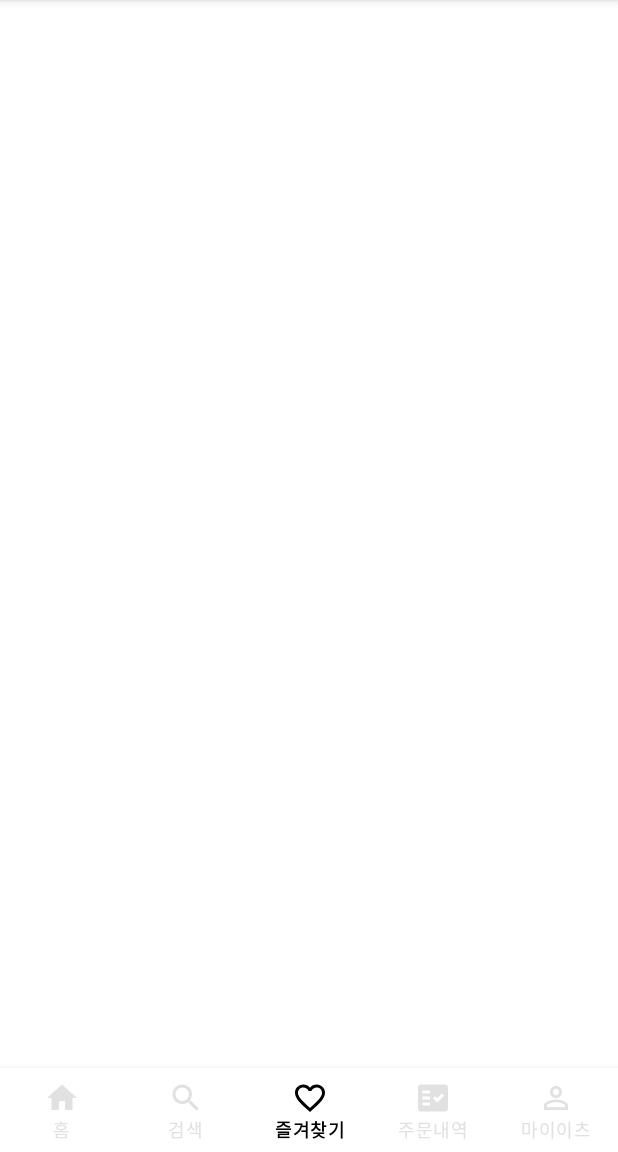
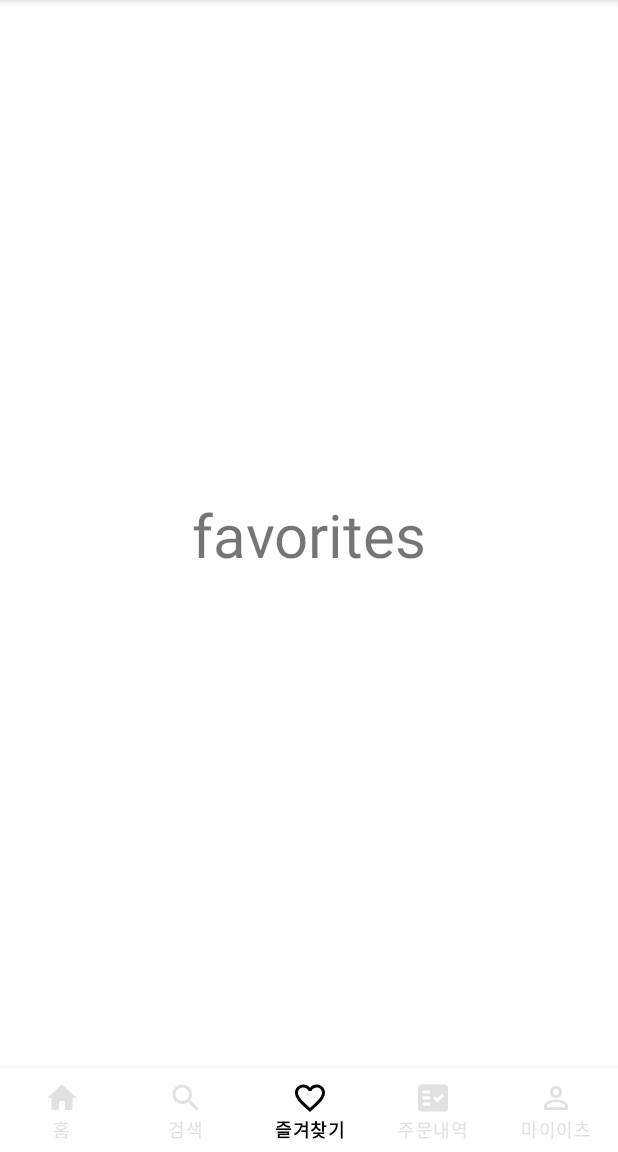
Before and after one commit to ksi05503/coupang-eats-clone-android-front, an Android app: the screen it shows after launch (MainActivity), item 3 of the bottom bar chosen, on a phone screen of 412 x 824 dp, the part 84-1236 px from its top. Run offline under Robolectric (Android 15) with nearby library versions, the phone set to English and light mode, and no system bars.

Commit message:
프래그먼트 분리 [홈,검색,즐겨찾기,주문내역,마이이츠]

```diff
--- a/app/src/main/java/com/example/risingtest/src/main/MainActivity.kt
+++ b/app/src/main/java/com/example/risingtest/src/main/MainActivity.kt
@@ -3,10 +3,64 @@ package com.example.risingtest.src.main
 import androidx.appcompat.app.AppCompatActivity
 import android.os.Bundle
 import com.example.risingtest.R
+import com.example.risingtest.config.BaseActivity
+import com.example.risingtest.databinding.ActivityMainBinding
+import com.example.risingtest.src.main.favorites.FavoritesFragment
+import com.example.risingtest.src.main.home.HomeFragment
+import com.example.risingtest.src.main.myeats.MyEatsFragment
+import com.example.risingtest.src.main.orders.OrdersFragment
+import com.example.risingtest.src.main.search.SearchFragment
+import com.google.android.material.bottomnavigation.BottomNavigationView
 
-class MainActivity : AppCompatActivity() {
+class MainActivity: BaseActivity<ActivityMainBinding>(ActivityMainBinding::inflate){
     override fun onCreate(savedInstanceState: Bundle?) {
         super.onCreate(savedInstanceState)
-        setContentView(R.layout.activity_main)
+        supportFragmentManager.beginTransaction().replace(R.id.main_frm, HomeFragment()).commitAllowingStateLoss()
+        binding.mainBtmNav.setOnNavigationItemSelectedListener(
+            BottomNavigationView.OnNavigationItemSelectedListener { item ->
+                when (item.itemId) {
+                    R.id.menu_main_btm_nav_home -> {
+                        supportFragmentManager.beginTransaction()
+                            .replace(R.id.main_frm, HomeFragment())
+                            .commitAllowingStateLoss()
+                        return@OnNavigationItemSelectedListener true
+                    }
+                    R.id.menu_main_btm_nav_search -> {
+                        supportFragmentManager.beginTransaction()
+                            .replace(R.id.main_frm, SearchFragment())
+                            .commitAllowingStateLoss()
+                        return@OnNavigationItemSelectedListener true
+                    }
+                    R.id.menu_main_btm_nav_favorites -> {
+                        supportFragmentManager.beginTransaction()
+                            .replace(R.id.main_frm, FavoritesFragment())
+                            .commitAllowingStateLoss()
+                        return@OnNavigationItemSelectedListener true
+                    }
+                    R.id.menu_main_btm_nav_orders -> {
+                        supportFragmentManager.beginTransaction()
+                            .replace(R.id.main_frm, OrdersFragment())
+                            .commitAllowingStateLoss()
+                        return@OnNavigationItemSelectedListener true
+                    }
+                    R.id.menu_main_btm_nav_my_eats -> {
+
+/*
+                        //bottom sheet 로그인 다이얼로그 띄우기
+                        val bottomSheet = BottomSheet()
+                        bottomSheet.show(supportFragmentManager, bottomSheet.tag)
+*/
+
+
+
+                        supportFragmentManager.beginTransaction()
+                            .replace(R.id.main_frm, MyEatsFragment())
+                            .commitAllowingStateLoss()
+                        return@OnNavigationItemSelectedListener true
+                    }
+
+                }
+                false
+            })
     }
 }
--- /dev/null
+++ b/app/src/main/java/com/example/risingtest/src/main/favorites/FavoritesFragment.kt
@@ -0,0 +1,14 @@
+package com.example.risingtest.src.main.favorites
+
+import android.os.Bundle
+import android.view.View
+import com.example.risingtest.R
+import com.example.risingtest.config.BaseFragment
+import com.example.risingtest.databinding.FragmentFavoritesBinding
+
+class FavoritesFragment : BaseFragment<FragmentFavoritesBinding>(FragmentFavoritesBinding::bind, R.layout.fragment_favorites) {
+    override fun onViewCreated(view: View, savedInstanceState: Bundle?) {
+        super.onViewCreated(view, savedInstanceState)
+
+    }
+}
--- /dev/null
+++ b/app/src/main/java/com/example/risingtest/src/main/home/HomeFragment.kt
@@ -0,0 +1,16 @@
+package com.example.risingtest.src.main.home
+
+import android.os.Bundle
+import android.util.Log
+import android.view.View
+import com.example.risingtest.R
+import com.example.risingtest.config.BaseFragment
+import com.example.risingtest.databinding.FragmentHomeBinding
+
+class HomeFragment : BaseFragment<FragmentHomeBinding>(FragmentHomeBinding::bind, R.layout.fragment_home)    {
+
+    override fun onViewCreated(view: View, savedInstanceState: Bundle?) {
+        super.onViewCreated(view, savedInstanceState)
+
+    }
+}
--- /dev/null
+++ b/app/src/main/res/layout/fragment_favorites.xml
@@ -0,0 +1,15 @@
+<?xml version="1.0" encoding="utf-8"?>
+<androidx.constraintlayout.widget.ConstraintLayout xmlns:android="http://schemas.android.com/apk/res/android"
+    android:layout_width="match_parent"
+    android:layout_height="match_parent"
+    xmlns:app="http://schemas.android.com/apk/res-auto">
+    <TextView
+        android:layout_width="wrap_content"
+        android:layout_height="wrap_content"
+        android:text="favorites"
+        android:textSize="40dp"
+        app:layout_constraintBottom_toBottomOf="parent"
+        app:layout_constraintEnd_toEndOf="parent"
+        app:layout_constraintStart_toStartOf="parent"
+        app:layout_constraintTop_toTopOf="parent" />
+</androidx.constraintlayout.widget.ConstraintLayout>
```
Also changed, not shown: app/src/main/java/com/example/risingtest/src/main/myeats/MyEatsFragment.kt (added, +15 -0 lines), app/src/main/java/com/example/risingtest/src/main/orders/OrdersFragment.kt (added, +17 -0 lines), app/src/main/java/com/example/risingtest/src/main/search/SearchFragment.kt (added, +15 -0 lines), app/src/main/res/layout/fragment_home.xml (added, +16 -0 lines), app/src/main/res/layout/fragment_my_eats.xml (added, +15 -0 lines), app/src/main/res/layout/fragment_orders.xml (added, +15 -0 lines), app/src/main/res/layout/fragment_search.xml (added, +15 -0 lines).
